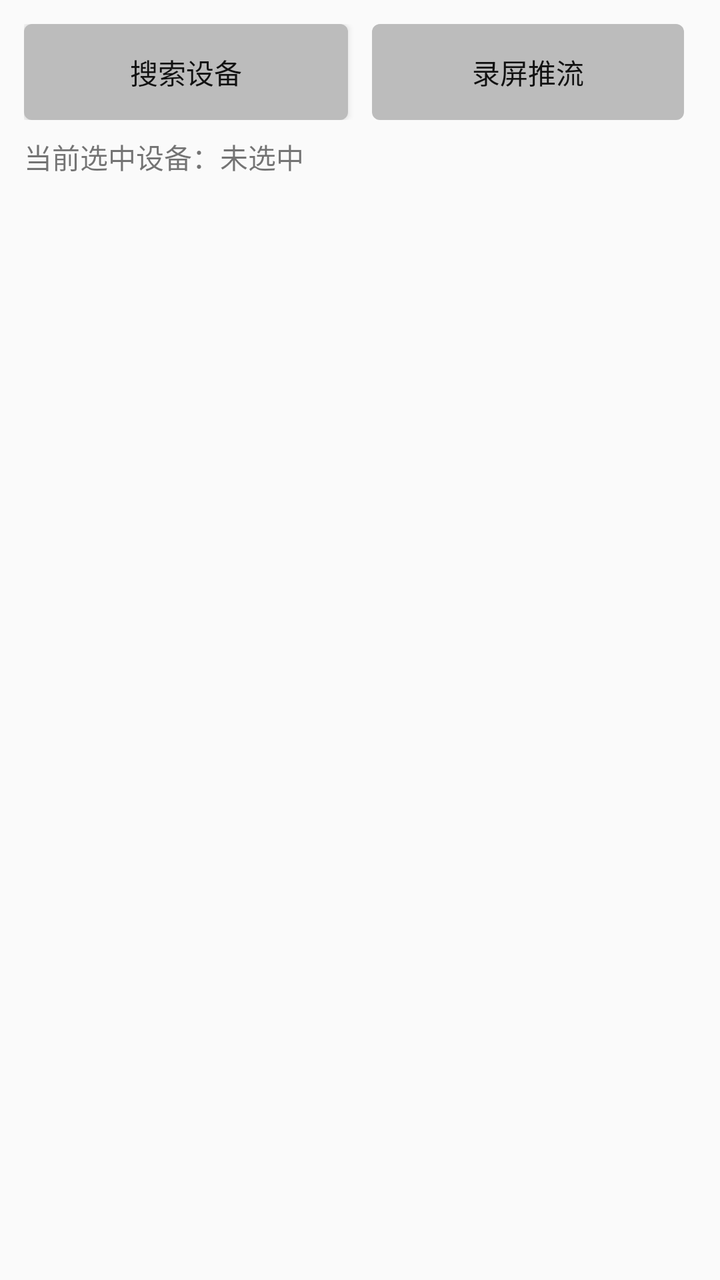
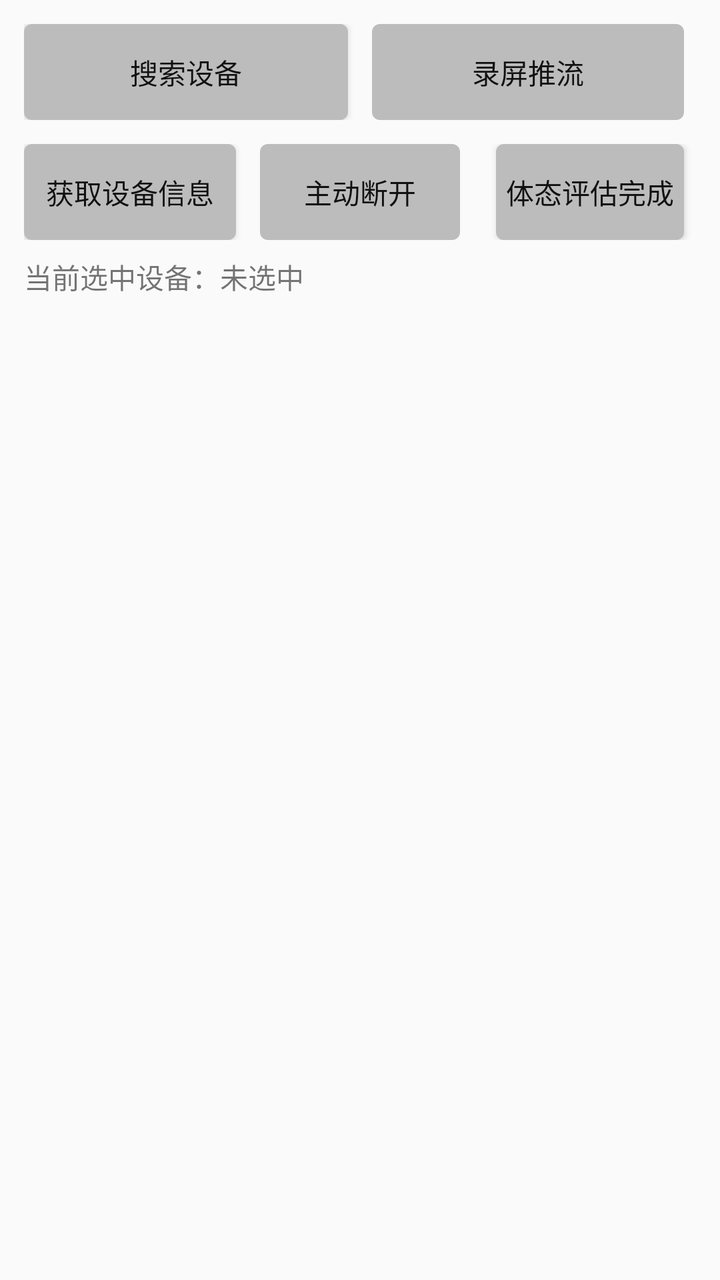

Before-and-after screenshots of an Android layout around one commit, followed by the original layout XML and the change that was made.
<!-- AndroidManifest.xml: application theme AppTheme -->
<!-- res/layout/activity_splash.xml -->
<?xml version="1.0" encoding="utf-8"?>
<LinearLayout xmlns:android="http://schemas.android.com/apk/res/android"
    android:layout_width="match_parent"
    android:layout_height="match_parent"
    android:orientation="vertical"
    android:padding="12dp">

    <LinearLayout
        android:layout_width="match_parent"
        android:layout_height="wrap_content"
        android:orientation="horizontal">

        <Button
            android:id="@+id/btnSearch"
            android:layout_width="match_parent"
            android:layout_height="wrap_content"
            android:layout_marginRight="6dp"
            android:layout_weight="1"
            android:background="@drawable/button_selector"
            android:text="搜索设备"
            android:textColor="@drawable/button_text_selector" />

        <Button
            android:id="@+id/btnScreen"
            android:layout_width="match_parent"
            android:layout_height="wrap_content"
            android:layout_marginLeft="6dp"
            android:layout_marginRight="6dp"
            android:layout_weight="1"
            android:background="@drawable/button_selector"
            android:text="录屏推流"
            android:textColor="@drawable/button_text_selector" />

        <Button
            android:visibility="gone"
            android:id="@+id/btnClient"
            android:layout_width="match_parent"
            android:layout_height="wrap_content"
            android:layout_marginLeft="6dp"
            android:layout_marginRight="6dp"
            android:layout_weight="1"
            android:background="@drawable/button_selector"
            android:text="摄像头推流"
            android:textColor="@drawable/button_text_selector" />

        <Button
            android:visibility="gone"
            android:id="@+id/btnServer"
            android:layout_width="match_parent"
            android:layout_height="wrap_content"
            android:layout_marginLeft="6dp"
            android:layout_weight="1"
            android:background="@drawable/button_selector"
            android:text="测试二"
            android:textColor="@drawable/button_text_selector" />
    </LinearLayout>

    <LinearLayout
        android:visibility="gone"
        android:layout_width="match_parent"
        android:layout_height="wrap_content"
        android:layout_marginTop="12dp"
        android:orientation="horizontal">

        <Button
            android:id="@+id/btnDeviceInfo"
            android:layout_width="match_parent"
            android:layout_height="wrap_content"
            android:layout_marginRight="6dp"
            android:layout_weight="1"
            android:background="@drawable/button_selector"
            android:text="获取设备信息"
            android:textColor="@drawable/button_text_selector" />

        <Button
            android:id="@+id/btnDisconnect"
            android:layout_width="match_parent"
            android:layout_height="wrap_content"
            android:layout_marginLeft="6dp"
            android:layout_marginRight="6dp"
            android:layout_weight="1"
            android:background="@drawable/button_selector"
            android:text="主动断开"
            android:textColor="@drawable/button_text_selector" />

        <Button
            android:id="@+id/btnCompleted"
            android:layout_width="match_parent"
            android:layout_height="wrap_content"
            android:layout_marginLeft="12dp"
            android:layout_marginRight="6dp"
            android:layout_weight="1"
            android:background="@drawable/button_selector"
            android:text="体态评估完成"
            android:textColor="@drawable/button_text_selector" />
    </LinearLayout>


    <EditText
        android:visibility="gone"
        android:id="@+id/etWsIP"
        android:layout_width="match_parent"
        android:layout_height="wrap_content"
        android:layout_marginTop="6dp" />

    <LinearLayout
        android:visibility="gone"
        android:layout_width="match_parent"
        android:layout_height="wrap_content"
        android:orientation="horizontal">

        <Button
            android:id="@+id/btnWsTv"
            android:layout_width="match_parent"
            android:layout_height="wrap_content"
            android:layout_marginRight="6dp"
            android:layout_weight="1"
            android:background="@drawable/button_selector"
            android:text="ws-TV端"
            android:textColor="@drawable/button_text_selector" />

        <Button
            android:id="@+id/btnWsCamera"
            android:layout_width="match_parent"
            android:layout_height="wrap_content"
            android:layout_marginLeft="6dp"
            android:layout_marginRight="6dp"
            android:layout_weight="1"
            android:background="@drawable/button_selector"
            android:text="ws-摄像头"
            android:textColor="@drawable/button_text_selector" />

        <Button
            android:id="@+id/btnWsScreen"
            android:layout_width="match_parent"
            android:layout_height="wrap_content"
            android:layout_marginLeft="6dp"
            android:layout_marginRight="6dp"
            android:layout_weight="1"
            android:background="@drawable/button_selector"
            android:text="ws-屏幕"
            android:textColor="@drawable/button_text_selector" />

    </LinearLayout>

    <TextView
        android:id="@+id/tvDeviceName"
        android:layout_width="match_parent"
        android:layout_height="wrap_content"
        android:layout_marginTop="8dp"
        android:text="当前选中设备：未选中" />

    <androidx.recyclerview.widget.RecyclerView
        android:id="@+id/rlvBox"
        android:layout_width="match_parent"
        android:layout_height="match_parent"
        android:layout_marginTop="8dp" />

</LinearLayout>
<!-- resources referenced by this layout -->
<resources>
  <!-- drawable button_selector (drawable) -->
  <?xml version="1.0" encoding="utf-8"?>
  <selector xmlns:android="http://schemas.android.com/apk/res/android">
      <item android:drawable="@drawable/button_pressed_shape" android:state_focused="true"/>
      <item android:drawable="@drawable/button_shape"/>
  </selector>
  <!-- drawable button_text_selector (drawable) -->
  <?xml version="1.0" encoding="utf-8"?>
  <selector xmlns:android="http://schemas.android.com/apk/res/android">
      <item android:color="#FFFFFF" android:state_focused="true" />
      <item android:color="#111111" />
  </selector>
  <style name="AppTheme" parent="Theme.AppCompat.Light.NoActionBar">
          
          <item name="colorPrimary">@color/colorPrimary</item>
          <item name="colorPrimaryDark">@color/colorPrimaryDark</item>
          <item name="colorAccent">@color/colorAccent</item>
      </style>
  <!-- drawable button_pressed_shape (drawable) -->
  <?xml version="1.0" encoding="utf-8"?>
  <shape xmlns:android="http://schemas.android.com/apk/res/android">
      <solid android:color="#12b7f5" />
      <corners android:radius="4dp" />
  </shape>
  <!-- drawable button_shape (drawable) -->
  <?xml version="1.0" encoding="utf-8"?>
  <shape xmlns:android="http://schemas.android.com/apk/res/android">
      <solid android:color="#BCBCBC" />
      <corners android:radius="4dp" />
  </shape>
  <color name="colorPrimary">#3F51B5</color>
  <color name="colorPrimaryDark">#303F9F</color>
  <color name="colorAccent">#FF4081</color>
</resources>

<!-- the commit's change to res/layout/activity_splash.xml (unified diff, before → after) -->
@@ -32,7 +32,6 @@
             android:textColor="@drawable/button_text_selector" />
 
         <Button
-            android:visibility="gone"
             android:id="@+id/btnClient"
             android:layout_width="match_parent"
             android:layout_height="wrap_content"
@@ -41,10 +40,10 @@
             android:layout_weight="1"
             android:background="@drawable/button_selector"
             android:text="摄像头推流"
-            android:textColor="@drawable/button_text_selector" />
+            android:textColor="@drawable/button_text_selector"
+            android:visibility="gone" />
 
         <Button
-            android:visibility="gone"
             android:id="@+id/btnServer"
             android:layout_width="match_parent"
             android:layout_height="wrap_content"
@@ -52,11 +51,11 @@
             android:layout_weight="1"
             android:background="@drawable/button_selector"
             android:text="测试二"
-            android:textColor="@drawable/button_text_selector" />
+            android:textColor="@drawable/button_text_selector"
+            android:visibility="gone" />
     </LinearLayout>
 
     <LinearLayout
-        android:visibility="gone"
         android:layout_width="match_parent"
         android:layout_height="wrap_content"
         android:layout_marginTop="12dp"
@@ -97,17 +96,17 @@
 
 
     <EditText
-        android:visibility="gone"
         android:id="@+id/etWsIP"
         android:layout_width="match_parent"
         android:layout_height="wrap_content"
-        android:layout_marginTop="6dp" />
+        android:layout_marginTop="6dp"
+        android:visibility="gone" />
 
     <LinearLayout
-        android:visibility="gone"
         android:layout_width="match_parent"
         android:layout_height="wrap_content"
-        android:orientation="horizontal">
+        android:orientation="horizontal"
+        android:visibility="gone">
 
         <Button
             android:id="@+id/btnWsTv"
